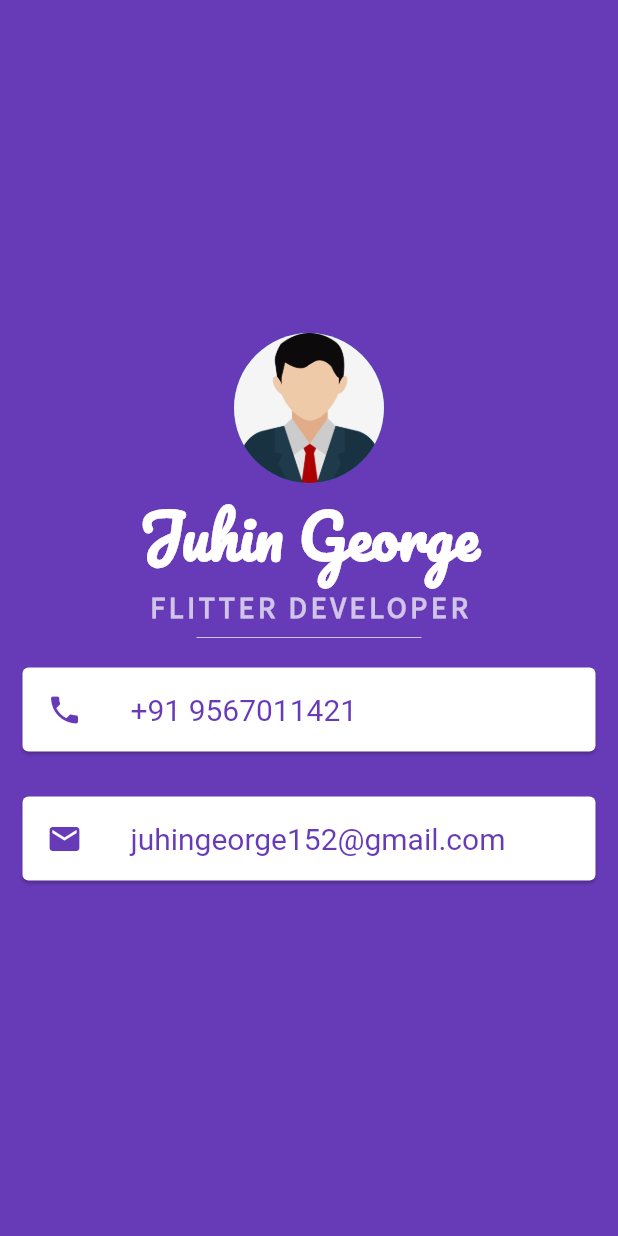
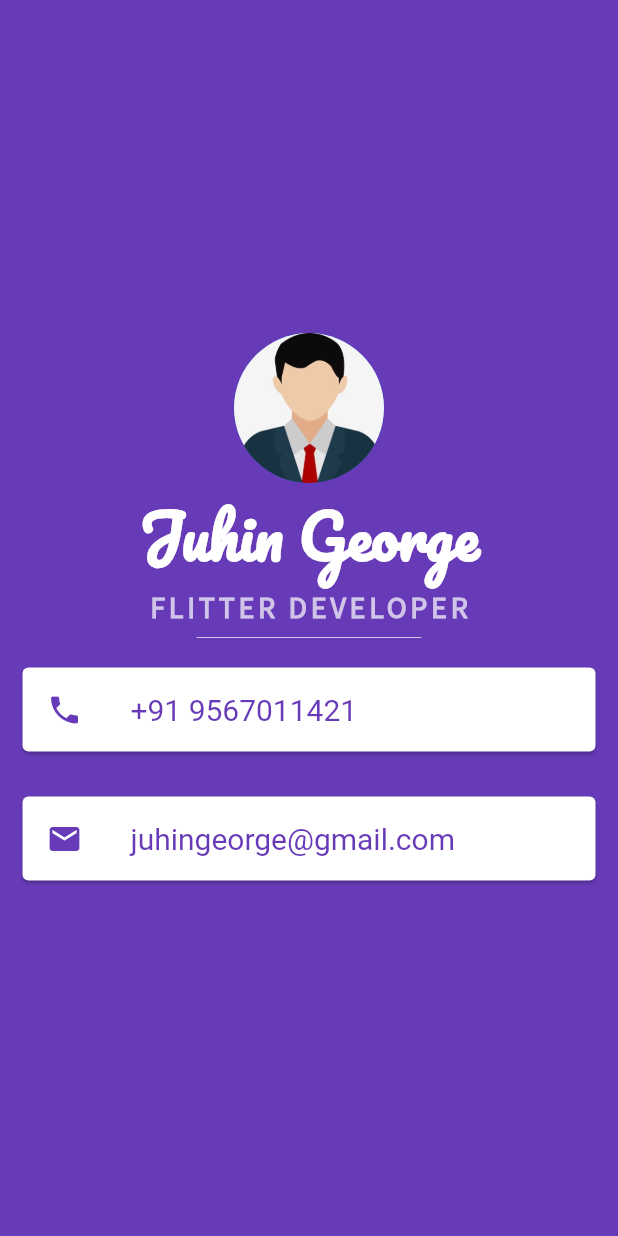
Before and after one commit to juhingeorge/Business-_Card, a Flutter app: the screen it shows after launch, on a phone screen of 412 x 824 dp. Run offline on Flutter 3.47's test engine with Material 2 defaults, Android fonts, the phone set to English and light mode, and no system bars.

Commit message:
third commit

```diff
--- a/lib/main.dart
+++ b/lib/main.dart
@@ -71,7 +71,7 @@ class MyApp extends StatelessWidget {
                   color: Colors.deepPurple,
                 ),
                 title: Text(
-                  'juhingeorge152@gmail.com',
+                  'juhingeorge@gmail.com',
                   style: TextStyle(
                     fontSize: 20.0,
                     color: Colors.deepPurple,
```
Also changed, not shown: 1 other file.
